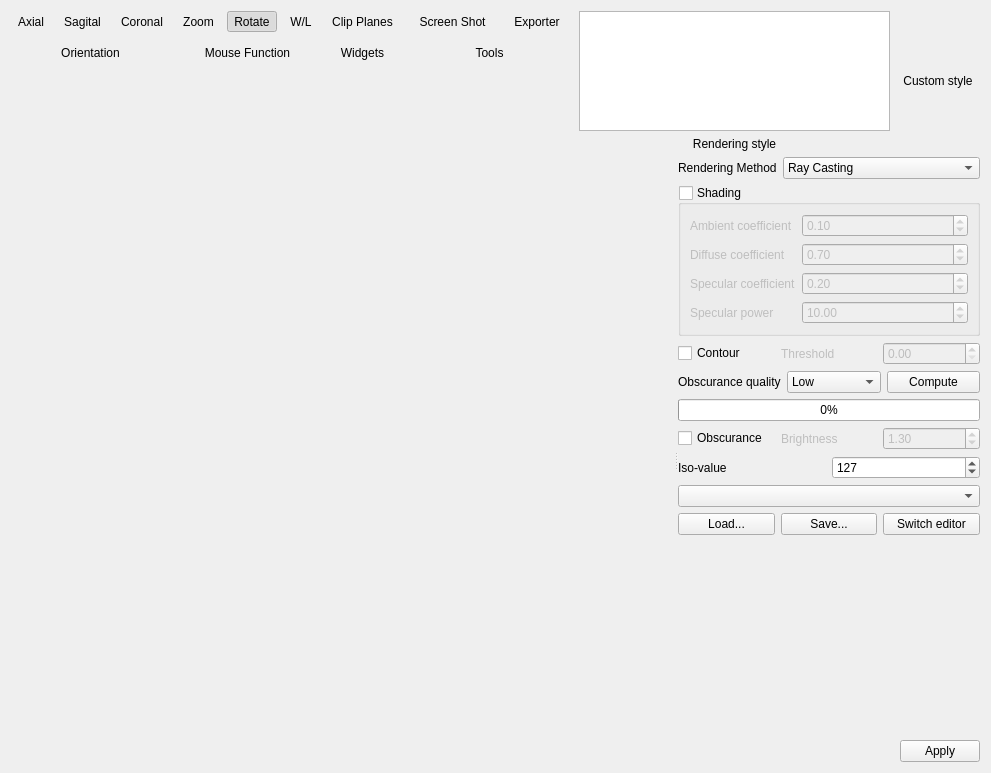
First picture: the form in PacsViewer/src/extensions/main/q3dviewer/q3dviewerextensionbase.ui, repository zyq1569/starviewer, before the edit.
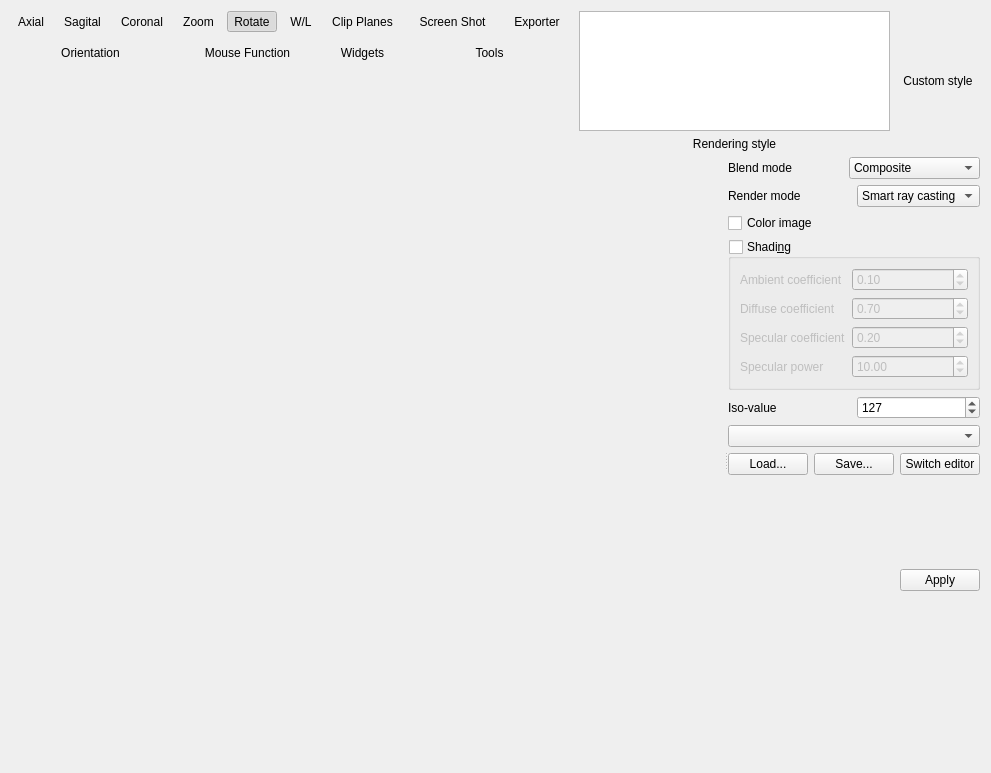
Second picture: the form after the edit. Icons and pictures are not drawn. Custom widgets are drawn as their Qt base class.

The edit to the form file:
```diff
--- a/PacsViewer/src/extensions/main/q3dviewer/q3dviewerextensionbase.ui
+++ b/PacsViewer/src/extensions/main/q3dviewer/q3dviewerextensionbase.ui
@@ -16,7 +16,16 @@
      <property name="spacing">
       <number>14</number>
      </property>
-     <property name="margin">
+     <property name="leftMargin">
+      <number>0</number>
+     </property>
+     <property name="topMargin">
+      <number>0</number>
+     </property>
+     <property name="rightMargin">
+      <number>0</number>
+     </property>
+     <property name="bottomMargin">
       <number>0</number>
      </property>
      <item>
@@ -24,7 +33,16 @@
        <property name="spacing">
         <number>6</number>
        </property>
-       <property name="margin">
+       <property name="leftMargin">
+        <number>0</number>
+       </property>
+       <property name="topMargin">
+        <number>0</number>
+       </property>
+       <property name="rightMargin">
+        <number>0</number>
+       </property>
+       <property name="bottomMargin">
         <number>0</number>
        </property>
        <item>
@@ -34,7 +52,7 @@
          </property>
          <property name="icon">
           <iconset resource="../../../main/main.qrc">
-           <normaloff>:/images/axial.png</normaloff>:/images/axial.png</iconset>
+           <normaloff>:/images/icons/axial.svg</normaloff>:/images/icons/axial.svg</iconset>
          </property>
          <property name="iconSize">
           <size>
@@ -63,7 +81,7 @@
          </property>
          <property name="icon">
           <iconset resource="../../../main/main.qrc">
-           <normaloff>:/images/sagital.png</normaloff>:/images/sagital.png</iconset>
+           <normaloff>:/images/icons/sagittal.svg</normaloff>:/images/icons/sagittal.svg</iconset>
          </property>
          <property name="iconSize">
           <size>
@@ -92,7 +110,7 @@
          </property>
          <property name="icon">
           <iconset resource="../../../main/main.qrc">
-           <normaloff>:/images/coronal.png</normaloff>:/images/coronal.png</iconset>
+           <normaloff>:/images/icons/coronal.svg</normaloff>:/images/icons/coronal.svg</iconset>
          </property>
          <property name="iconSize">
           <size>
@@ -155,7 +173,16 @@
      <property name="spacing">
       <number>14</number>
      </property>
-     <property name="margin">
+     <property name="leftMargin">
+      <number>0</number>
+     </property>
+     <property name="topMargin">
+      <number>0</number>
+     </property>
+     <property name="rightMargin">
+      <number>0</number>
+     </property>
+     <property name="bottomMargin">
       <number>0</number>
      </property>
      <item>
@@ -163,7 +190,16 @@
        <property name="spacing">
         <number>6</number>
        </property>
-       <property name="margin">
+       <property name="leftMargin">
+        <number>0</number>
+       </property>
+       <property name="topMargin">
+        <number>0</number>
+       </property>
+       <property name="rightMargin">
+        <number>0</number>
+       </property>
+       <property name="bottomMargin">
         <number>0</number>
        </property>
        <item>
@@ -173,7 +209,7 @@
          </property>
          <property name="icon">
           <iconset resource="../../../main/main.qrc">
-           <normaloff>:/images/zoom.png</normaloff>:/images/zoom.png</iconset>
+           <normaloff>:/images/icons/edit-find.svg</normaloff>:/images/icons/edit-find.svg</iconset>
          </property>
          <property name="iconSize">
           <size>
@@ -202,7 +238,7 @@
          </property>
          <property name="icon">
           <iconset resource="../../../main/main.qrc">
-           <normaloff>:/images/rotate3d.png</normaloff>:/images/rotate3d.png</iconset>
+           <normaloff>:/images/icons/swivel.svg</normaloff>:/images/icons/swivel.svg</iconset>
          </property>
          <property name="iconSize">
           <size>
@@ -231,7 +267,7 @@
          </property>
          <property name="icon">
           <iconset resource="../../../main/main.qrc">
-           <normaloff>:/images/windowLevel.png</normaloff>:/images/windowLevel.png</iconset>
+           <normaloff>:/images/icons/contrast.svg</normaloff>:/images/icons/contrast.svg</iconset>
          </property>
          <property name="iconSize">
           <size>
@@ -298,7 +334,7 @@
        </property>
        <property name="icon">
         <iconset resource="../../../main/main.qrc">
-         <normaloff>:/images/clippingBox.png</normaloff>:/images/clippingBox.png</iconset>
+         <normaloff>:/images/icons/node.svg</normaloff>:/images/icons/node.svg</iconset>
        </property>
        <property name="iconSize">
         <size>
@@ -356,7 +392,16 @@
      <property name="spacing">
       <number>6</number>
      </property>
-     <property name="margin">
+     <property name="leftMargin">
+      <number>0</number>
+     </property>
+     <property name="topMargin">
+      <number>0</number>
+     </property>
+     <property name="rightMargin">
+      <number>0</number>
+     </property>
+     <property name="bottomMargin">
       <number>0</number>
      </property>
      <item>
@@ -364,7 +409,16 @@
        <property name="spacing">
         <number>6</number>
        </property>
-       <property name="margin">
+       <property name="leftMargin">
+        <number>0</number>
+       </property>
+       <property name="topMargin">
+        <number>0</number>
+       </property>
+       <property name="rightMargin">
+        <number>0</number>
+       </property>
+       <property name="bottomMargin">
         <number>0</number>
        </property>
        <item>
@@ -423,7 +477,7 @@
        </property>
        <property name="icon">
         <iconset resource="../../../main/main.qrc">
-         <normaloff>:/images/clutEdit.png</normaloff>:/images/clutEdit.png</iconset>
+         <normaloff>:/images/icons/adjustrgb.svg</normaloff>:/images/icons/adjustrgb.svg</iconset>
        </property>
        <property name="iconSize">
         <size>
@@ -471,82 +525,153 @@
        <property name="spacing">
         <number>6</number>
        </property>
-       <property name="margin">
+       <property name="leftMargin">
         <number>0</number>
        </property>
-       <item>
-        <layout class="QVBoxLayout">
-         <property name="spacing">
-          <number>6</number>
-         </property>
-         <property name="margin">
+       <property name="topMargin">
+        <number>0</number>
+       </property>
+       <property name="rightMargin">
           <number>0</number>
          </property>
+       <property name="bottomMargin">
+        <number>0</number>
+       </property>
          <item>
-          <layout class="QHBoxLayout">
+        <layout class="QVBoxLayout" stretch="0,0,0">
            <property name="spacing">
             <number>6</number>
            </property>
-           <property name="margin">
+         <property name="leftMargin">
             <number>0</number>
            </property>
+         <property name="topMargin">
+          <number>0</number>
+         </property>
+         <property name="rightMargin">
+          <number>0</number>
+         </property>
+         <property name="bottomMargin">
+          <number>0</number>
+         </property>
            <item>
-            <widget class="QLabel" name="m_renderingMethodLabel">
+          <layout class="QHBoxLayout" name="horizontalLayout_2">
+           <item>
+            <widget class="QLabel" name="label_6">
              <property name="text">
-              <string>Rendering Method</string>
+              <string>Blend mode</string>
              </property>
             </widget>
            </item>
            <item>
-            <widget class="QComboBox" name="m_renderingMethodComboBox">
+            <widget class="QComboBox" name="m_blendModeComboBox">
              <item>
               <property name="text">
-               <string>Ray Casting</string>
+               <string>Composite</string>
               </property>
              </item>
              <item>
               <property name="text">
-               <string>Ray Casting with Obscurances</string>
+               <string>Maximum intensity</string>
               </property>
              </item>
              <item>
               <property name="text">
-               <string>GPU Ray Casting</string>
+               <string>Minimum intensity</string>
               </property>
              </item>
              <item>
               <property name="text">
-               <string>MIP</string>
+               <string>Average intensity</string>
               </property>
              </item>
              <item>
               <property name="text">
-               <string>Texture 3D</string>
+               <string>Additive</string>
               </property>
              </item>
              <item>
               <property name="text">
-               <string>Texture 2D</string>
+               <string>Isosurface</string>
               </property>
              </item>
+            </widget>
+           </item>
+          </layout>
+         </item>
              <item>
+          <widget class="QWidget" name="m_rayCastingOptionsWidget" native="true">
+           <layout class="QVBoxLayout" name="verticalLayout_3">
+            <property name="spacing">
+             <number>6</number>
+            </property>
+            <property name="leftMargin">
+             <number>0</number>
+            </property>
+            <property name="topMargin">
+             <number>0</number>
+            </property>
+            <property name="rightMargin">
+             <number>0</number>
+            </property>
+            <property name="bottomMargin">
+             <number>0</number>
+            </property>
+            <item>
+             <widget class="QWidget" name="m_renderModeWidget" native="true">
+              <layout class="QHBoxLayout" name="horizontalLayout_3">
+               <property name="leftMargin">
+                <number>0</number>
+               </property>
+               <property name="topMargin">
+                <number>0</number>
+               </property>
+               <property name="rightMargin">
+                <number>0</number>
+               </property>
+               <property name="bottomMargin">
+                <number>0</number>
+               </property>
+               <item>
+                <widget class="QLabel" name="label_7">
               <property name="text">
-               <string>Iso Surface</string>
-              </property>
+                  <string>Render mode</string>
+                 </property>
+                </widget>
              </item>
              <item>
+                <widget class="QComboBox" name="m_renderModeComboBox">
+                 <item>
               <property name="text">
-               <string>Contouring</string>
-              </property>
-             </item>
+                   <string>Smart ray casting</string>
+                  </property>
+                 </item>
+                 <item>
+                  <property name="text">
+                   <string>CPU ray casting</string>
+                  </property>
+                 </item>
+                 <item>
+                  <property name="text">
+                   <string>GPU ray casting</string>
+                  </property>
+                 </item>
             </widget>
            </item>
           </layout>
+             </widget>
+            </item>
+            <item>
+             <widget class="QCheckBox" name="m_colorImageCheckBox">
+              <property name="text">
+               <string>Color image</string>
+              </property>
+             </widget>
          </item>
          <item>
           <widget class="QGroupBox" name="m_shadingGroupBox">
            <property name="title">
-            <string>Shading</string>
+               <string>Shadi&amp;ng</string>
            </property>
            <property name="checkable">
             <bool>true</bool>
@@ -635,168 +760,6 @@
            </layout>
           </widget>
          </item>
-         <item>
-          <widget class="QWidget" name="m_contourOptionsWidget" native="true">
-           <property name="sizePolicy">
-            <sizepolicy hsizetype="Preferred" vsizetype="Maximum">
-             <horstretch>0</horstretch>
-             <verstretch>0</verstretch>
-            </sizepolicy>
-           </property>
-           <layout class="QHBoxLayout">
-            <property name="spacing">
-             <number>6</number>
-            </property>
-            <property name="margin">
-             <number>0</number>
-            </property>
-            <item>
-             <widget class="QCheckBox" name="m_contourCheckBox">
-              <property name="text">
-               <string>Contour</string>
-              </property>
-             </widget>
-            </item>
-            <item>
-             <widget class="QLabel" name="m_contourThresholdLabel">
-              <property name="enabled">
-               <bool>false</bool>
-              </property>
-              <property name="text">
-               <string>Threshold</string>
-              </property>
-             </widget>
-            </item>
-            <item>
-             <widget class="QDoubleSpinBox" name="m_contourThresholdDoubleSpinBox">
-              <property name="enabled">
-               <bool>false</bool>
-              </property>
-              <property name="decimals">
-               <number>2</number>
-              </property>
-              <property name="maximum">
-               <double>1.000000000000000</double>
-              </property>
-              <property name="singleStep">
-               <double>0.100000000000000</double>
-              </property>
-             </widget>
-            </item>
-           </layout>
-          </widget>
-         </item>
-         <item>
-          <widget class="QWidget" name="m_obscuranceOptionsWidget" native="true">
-           <layout class="QVBoxLayout">
-            <property name="spacing">
-             <number>6</number>
-            </property>
-            <property name="margin">
-             <number>0</number>
-            </property>
-            <item>
-             <layout class="QHBoxLayout">
-              <property name="spacing">
-               <number>6</number>
-              </property>
-              <property name="margin">
-               <number>0</number>
-              </property>
-              <item>
-               <widget class="QLabel" name="m_obscuranceQualityLabel">
-                <property name="text">
-                 <string>Obscurance quality</string>
-                </property>
-               </widget>
-              </item>
-              <item>
-               <widget class="QComboBox" name="m_obscuranceQualityComboBox">
-                <item>
-                 <property name="text">
-                  <string>Low</string>
-                 </property>
-                </item>
-                <item>
-                 <property name="text">
-                  <string>Medium</string>
-                 </property>
-                </item>
-                <item>
-                 <property name="text">
-                  <string>High</string>
-                 </property>
-                </item>
-               </widget>
-              </item>
-              <item>
-               <widget class="QPushButton" name="m_obscuranceComputeCancelPushButton">
-                <property name="text">
-                 <string>Compute</string>
-                </property>
-               </widget>
-              </item>
-             </layout>
-            </item>
-            <item>
-             <widget class="QProgressBar" name="m_obscuranceProgressBar">
-              <property name="sizePolicy">
-               <sizepolicy hsizetype="Preferred" vsizetype="Fixed">
-                <horstretch>0</horstretch>
-                <verstretch>0</verstretch>
-               </sizepolicy>
-              </property>
-              <property name="value">
-               <number>0</number>
-              </property>
-              <property name="orientation">
-               <enum>Qt::Horizontal</enum>
-              </property>
-             </widget>
-            </item>
-            <item>
-             <layout class="QHBoxLayout">
-              <property name="spacing">
-               <number>6</number>
-              </property>
-              <property name="margin">
-               <number>0</number>
-              </property>
-              <item>
-               <widget class="QCheckBox" name="m_obscuranceCheckBox">
-                <property name="text">
-                 <string>Obscurance</string>
-                </property>
-               </widget>
-              </item>
-              <item>
-               <widget class="QLabel" name="m_obscuranceFactorLabel">
-                <property name="enabled">
-                 <bool>false</bool>
-                </property>
-                <property name="text">
-                 <string>Brightness</string>
-                </property>
-               </widget>
-              </item>
-              <item>
-               <widget class="QDoubleSpinBox" name="m_obscuranceFactorDoubleSpinBox">
-                <property name="enabled">
-                 <bool>false</bool>
-                </property>
-                <property name="maximum">
-                 <double>2.000000000000000</double>
-                </property>
-                <property name="singleStep">
-                 <double>0.100000000000000</double>
-                </property>
-                <property name="value">
-                 <double>1.300000000000000</double>
-                </property>
-               </widget>
-              </item>
-             </layout>
-            </item>
            </layout>
           </widget>
          </item>
@@ -809,10 +772,16 @@
             </sizepolicy>
            </property>
            <layout class="QHBoxLayout">
-            <property name="spacing">
-             <number>6</number>
+            <property name="leftMargin">
+             <number>0</number>
             </property>
-            <property name="margin">
+            <property name="topMargin">
+             <number>0</number>
+            </property>
+            <property name="rightMargin">
+             <number>0</number>
+            </property>
+            <property name="bottomMargin">
              <number>0</number>
             </property>
             <item>
@@ -835,24 +804,26 @@
            </layout>
           </widget>
          </item>
-         <item>
-          <spacer>
-           <property name="orientation">
-            <enum>Qt::Vertical</enum>
-           </property>
-           <property name="sizeType">
-            <enum>QSizePolicy::Expanding</enum>
-           </property>
-           <property name="sizeHint" stdset="0">
-            <size>
-             <width>20</width>
-             <height>0</height>
-            </size>
-           </property>
-          </spacer>
-         </item>
         </layout>
        </item>
+       <item>
+        <widget class="QWidget" name="m_transferFunctionsWidget" native="true">
+         <layout class="QVBoxLayout" name="verticalLayout_4">
+          <property name="spacing">
+           <number>6</number>
+          </property>
+          <property name="leftMargin">
+           <number>0</number>
+          </property>
+          <property name="topMargin">
+           <number>0</number>
+          </property>
+          <property name="rightMargin">
+           <number>0</number>
+          </property>
+          <property name="bottomMargin">
+           <number>0</number>
+          </property>
        <item>
         <widget class="QComboBox" name="m_clutPresetsComboBox"/>
        </item>
@@ -861,7 +832,16 @@
          <property name="spacing">
           <number>6</number>
          </property>
-         <property name="margin">
+            <property name="leftMargin">
+             <number>0</number>
+            </property>
+            <property name="topMargin">
+             <number>0</number>
+            </property>
+            <property name="rightMargin">
+             <number>0</number>
+            </property>
+            <property name="bottomMargin">
           <number>0</number>
          </property>
          <item>
@@ -913,7 +893,16 @@
          <property name="spacing">
           <number>6</number>
          </property>
-         <property name="margin">
+            <property name="leftMargin">
+             <number>0</number>
+            </property>
+            <property name="topMargin">
+             <number>0</number>
+            </property>
+            <property name="rightMargin">
+             <number>0</number>
+            </property>
+            <property name="bottomMargin">
           <number>0</number>
          </property>
          <item>
@@ -940,6 +929,19 @@
        </item>
       </layout>
      </widget>
+       </item>
+       <item>
+        <widget class="QWidget" name="m_noTransferFunctionsWidget" native="true">
+         <property name="sizePolicy">
+          <sizepolicy hsizetype="Preferred" vsizetype="Expanding">
+           <horstretch>0</horstretch>
+           <verstretch>0</verstretch>
+          </sizepolicy>
+         </property>
+        </widget>
+       </item>
+      </layout>
+     </widget>
     </widget>
    </item>
    <item row="0" column="4" colspan="2">
@@ -947,7 +949,16 @@
      <property name="spacing">
       <number>14</number>
      </property>
-     <property name="margin">
+     <property name="leftMargin">
+      <number>0</number>
+     </property>
+     <property name="topMargin">
+      <number>0</number>
+     </property>
+     <property name="rightMargin">
+      <number>0</number>
+     </property>
+     <property name="bottomMargin">
       <number>0</number>
      </property>
      <item>
@@ -959,7 +970,7 @@
          </property>
          <property name="icon">
           <iconset resource="../../../main/main.qrc">
-           <normaloff>:/images/photo.png</normaloff>:/images/photo.png</iconset>
+           <normaloff>:/images/icons/camera-photo.svg</normaloff>:/images/icons/camera-photo.svg</iconset>
          </property>
          <property name="iconSize">
           <size>
@@ -982,7 +993,7 @@
          </property>
          <property name="icon">
           <iconset resource="../../../main/main.qrc">
-           <normaloff>:/images/store.png</normaloff>:/images/store.png</iconset>
+           <normaloff>:/images/icons/upload-media.svg</normaloff>:/images/icons/upload-media.svg</iconset>
          </property>
          <property name="iconSize">
           <size>
```
Left out of the diff: 1 changed line with no effect on the pictures. Lines whose indentation alone changed are shown as unchanged.
